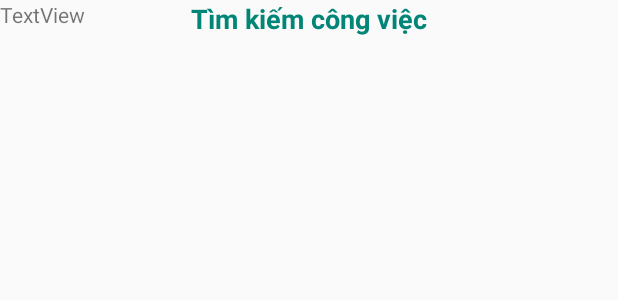
After one commit to KhoaN56/Work_requires, an Android app: the layout search_dialog.xml on its own in the app's theme, with its tools: preview values and no code run, on a phone screen of 412 x 824 dp. The commit adds this screen. Shown: the top 300 px of the screen. Run offline under Robolectric (Android 15) with nearby library versions, the phone set to English and light mode, and no system bars.

Commit message:
Thay listview bang recycleview

```diff
--- a/app/build.gradle
+++ b/app/build.gradle
@@ -26,4 +26,5 @@ dependencies {
     androidTestImplementation 'com.android.support.test:runner:1.0.2'
     androidTestImplementation 'com.android.support.test.espresso:espresso-core:3.0.2'
     implementation 'com.android.support:design:28.0.0'
+    implementation 'com.android.support:recyclerview-v7:28.0.0'
 }
--- a/app/src/main/java/com/example/work_requires/Login.java
+++ b/app/src/main/java/com/example/work_requires/Login.java
@@ -117,9 +117,9 @@ public class Login extends AppCompatActivity {
                     //chuyển màn hình chính của người tìm việc
                     Bundle bundle = new Bundle();
                     bundle.putSerializable("user",user);
-//                    Intent intent = new Intent();
-//                    intent.putExtra("user",bundle);
-//                    startActivity(intent);
+                    Intent intent = new Intent();
+                    intent.putExtra("user",bundle);
+                    startActivity(intent);
                 }
             }
             else
--- a/app/src/main/res/layout/activity_login.xml
+++ b/app/src/main/res/layout/activity_login.xml
@@ -75,6 +75,7 @@
         android:background="@color/colorPrimaryDark"
         android:text="Đăng nhập"
         android:textColor="@color/colorPrimary"
+        android:textSize="14sp"
         app:layout_constraintEnd_toEndOf="parent"
         app:layout_constraintTop_toBottomOf="@+id/password" />
 
--- a/app/src/main/res/layout/activity_main.xml
+++ b/app/src/main/res/layout/activity_main.xml
@@ -29,7 +29,6 @@
         app:srcCompat="@mipmap/ic_menu" />
 
     <TextView
-        android:id="@+id/textView"
         android:layout_width="wrap_content"
         android:layout_height="wrap_content"
         android:layout_marginStart="72dp"
@@ -53,12 +52,14 @@
         app:layout_constraintTop_toTopOf="@+id/toolbar"
         app:srcCompat="@android:drawable/ic_menu_search" />
 
-    <ListView
+    <android.support.v7.widget.RecyclerView
         android:id="@+id/requireListView"
         android:layout_width="0dp"
         android:layout_height="0dp"
+        android:layout_marginTop="8dp"
         app:layout_constraintBottom_toBottomOf="parent"
         app:layout_constraintEnd_toEndOf="parent"
         app:layout_constraintStart_toStartOf="parent"
         app:layout_constraintTop_toBottomOf="@+id/toolbar" />
+
 </android.support.constraint.ConstraintLayout>
--- /dev/null
+++ b/app/src/main/res/layout/search_dialog.xml
@@ -0,0 +1,29 @@
+<?xml version="1.0" encoding="utf-8"?>
+<android.support.constraint.ConstraintLayout
+    xmlns:android="http://schemas.android.com/apk/res/android"
+    xmlns:app="http://schemas.android.com/apk/res-auto"
+    xmlns:tools="http://schemas.android.com/tools"
+    android:layout_width="match_parent"
+    android:layout_height="match_parent">
+
+    <TextView
+        android:id="@+id/textView17"
+        android:layout_width="0dp"
+        android:layout_height="wrap_content"
+        android:text="Tìm kiếm công việc"
+        android:textAlignment="center"
+        android:textColor="@color/colorPrimaryDark"
+        android:textSize="18sp"
+        android:textStyle="bold"
+        app:layout_constraintEnd_toEndOf="parent"
+        app:layout_constraintStart_toStartOf="parent"
+        app:layout_constraintTop_toTopOf="parent" />
+
+    <TextView
+        android:id="@+id/textView18"
+        android:layout_width="wrap_content"
+        android:layout_height="wrap_content"
+        android:text="TextView"
+        tools:layout_editor_absoluteX="16dp"
+        tools:layout_editor_absoluteY="91dp" />
+</android.support.constraint.ConstraintLayout>
--- a/app/src/main/res/values/colors.xml
+++ b/app/src/main/res/values/colors.xml
@@ -1,6 +1,6 @@
 <?xml version="1.0" encoding="utf-8"?>
 <resources>
     <color name="colorPrimary">#FFFFFF</color>
-    <color name="colorPrimaryDark">#03BBA2</color>
+    <color name="colorPrimaryDark">#008577</color>
     <color name="colorAccent">#D81B60</color>
 </resources>
```
Also changed, not shown: app/src/main/java/com/example/work_requires/CustomAdapter.java (+37 -37 lines), app/src/main/java/com/example/work_requires/MainActivity.java (+22 -7 lines), app/src/main/java/com/example/work_requires/WorkRequirement.java (+5 -16 lines).
